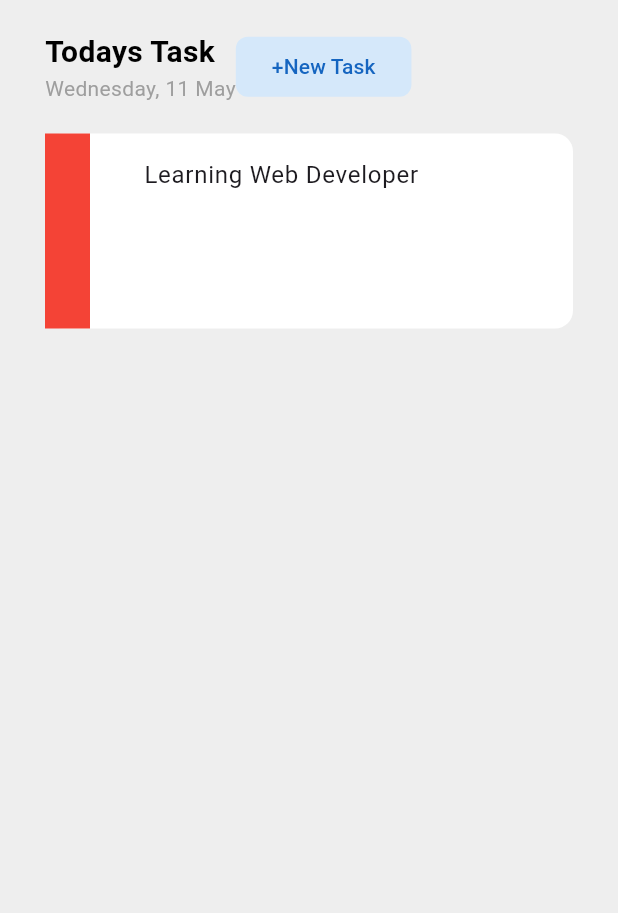
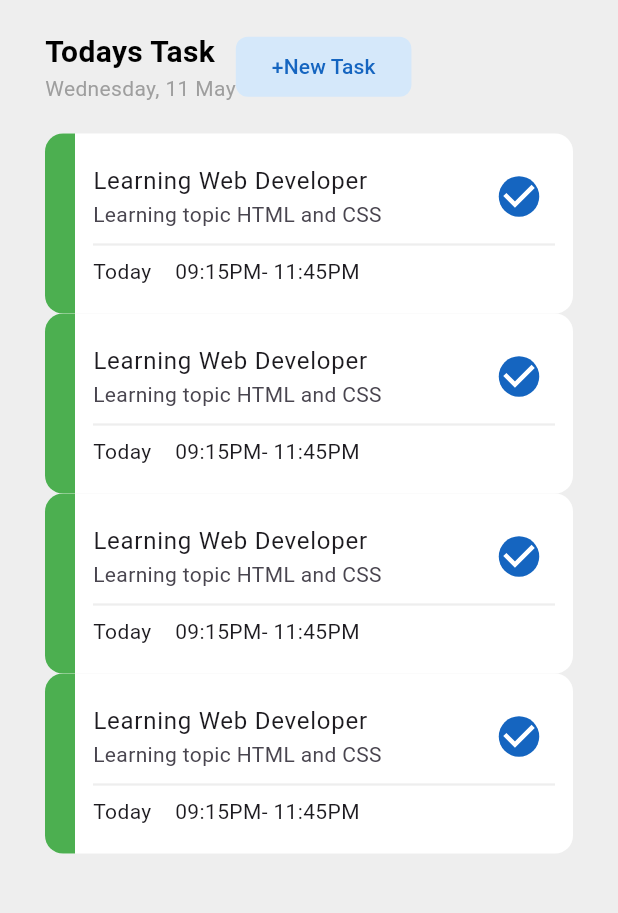
Before and after one commit to harutoom1113/flutter-todo, a Flutter app: the screen it shows after launch, on a phone screen of 412 x 824 dp, the part 84-997 px from its top. Run offline on Flutter 3.47's test engine with Material 3 defaults, Android fonts, the phone set to English and light mode, and no system bars; our stand-ins replace flutter_riverpod, gap.

Commit message:
カードTodoリストウィジェットを追加し、ホームページでの表示を更新

```diff
--- a/lib/main.dart
+++ b/lib/main.dart
@@ -2,6 +2,8 @@ import 'package:flutter/cupertino.dart';
 import 'package:flutter/material.dart';
 import 'package:flutter_riverpod/flutter_riverpod.dart';
 import 'package:flutter_todo/comon/show_model.dart';
+
+import 'package:flutter_todo/widget/card_todo_widget.dart';
 import 'package:gap/gap.dart';
 
 void main() {
@@ -107,28 +109,10 @@ class HomePage extends StatelessWidget {
                 ],
               ),
               Gap(20),
-              Container(
-                width: double.infinity,
-                height: 130,
-                decoration: BoxDecoration(
-                  color: Colors.white,
-                  borderRadius: BorderRadius.circular(12),
-                ),
-                child: Row(
-                  children: [
-                    Container(color: Colors.red, width: 30),
-                    Expanded(
-                      child: Padding(
-                        padding: const EdgeInsets.symmetric(horizontal: 20),
-                        child: Column(
-                          children: const [
-                            ListTile(title: Text("Learning Web Developer")),
-                          ],
-                        ),
-                      ),
-                    ),
-                  ],
-                ),
+              ListView.builder(
+                itemCount: 4,
+                shrinkWrap: true,
+                itemBuilder: (context, index) => const CardTodoListWidget(),
               ),
             ],
           ),
--- /dev/null
+++ b/lib/widget/card_todo_widget.dart
@@ -0,0 +1,74 @@
+import 'package:flutter/material.dart';
+import 'package:gap/gap.dart';
+
+class CardTodoListWidget extends StatelessWidget {
+  const CardTodoListWidget({super.key});
+
+  @override
+  Widget build(BuildContext context) {
+    return Container(
+      width: double.infinity,
+      height: 120,
+      decoration: BoxDecoration(
+        color: Colors.white,
+        borderRadius: BorderRadius.circular(12),
+      ),
+      child: Row(
+        children: [
+          Container(
+            decoration: BoxDecoration(
+              color: Colors.green,
+              borderRadius: BorderRadius.only(
+                topLeft: Radius.circular(12),
+                bottomLeft: Radius.circular(12),
+              ),
+            ),
+            width: 20,
+          ),
+          Expanded(
+            child: Padding(
+              padding: const EdgeInsets.symmetric(horizontal: 12),
+              child: Column(
+                mainAxisAlignment: MainAxisAlignment.center,
+                crossAxisAlignment: CrossAxisAlignment.start,
+                children: [
+                  ListTile(
+                    contentPadding: EdgeInsets.zero,
+                    title: const Text("Learning Web Developer"),
+                    subtitle: const Text("Learning topic HTML and CSS"),
+                    trailing: Transform.scale(
+                      scale: 1.5,
+                      child: Checkbox(
+                        activeColor: Colors.blue.shade800,
+                        shape: const CircleBorder(),
+                        value: true,
+                        onChanged: (value) => print(value),
+                      ),
+                    ),
+                  ),
+                  Transform.translate(
+                    offset: const Offset(0, -12),
+                    child: Container(
+                      child: Column(
+                        children: [
+                          Divider(thickness: 1.5, color: Colors.grey.shade200),
+                          Row(
+                            children: [
+                              Text("Today "),
+                              Gap(12),
+                              Text("09:15PM- 11:45PM"),
+                            ],
+                          ),
+                        ],
+                      ),
+                    ),
+                  ),
+                ],
+              ),
+            ),
+          ),
+        ],
+      ),
+    );
+  }
+}
```
Also changed, not shown: pubspec.yaml (+5 -12 lines).
